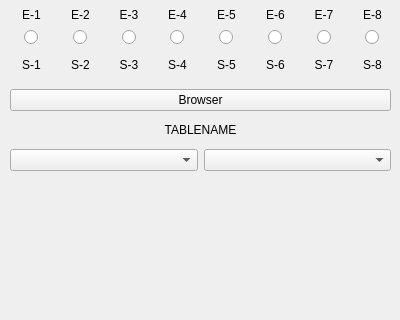
Old version of the form meta_wavetable_editor.ui in the repository starlingcode/viaflash; both pictures show x 0 to 400 and y 170 to 490 of the 400 by 669 pixel window.
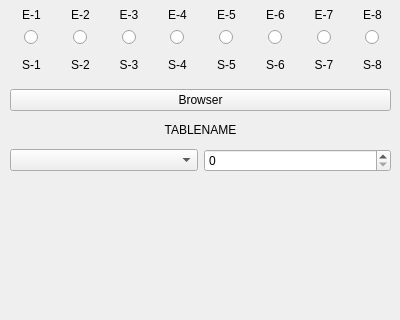
New version of the form.

Commit message: move towards wavetable visualization, fix scanner table length issue

Patch:
```diff
--- a/meta_wavetable_editor.ui
+++ b/meta_wavetable_editor.ui
@@ -1044,7 +1044,7 @@
      <widget class="QComboBox" name="displayType"/>
     </item>
     <item>
-     <widget class="QComboBox" name="indexSelector"/>
+     <widget class="QSpinBox" name="tableIndex"/>
     </item>
    </layout>
   </widget>
```
The commit also changes 4 other files.
